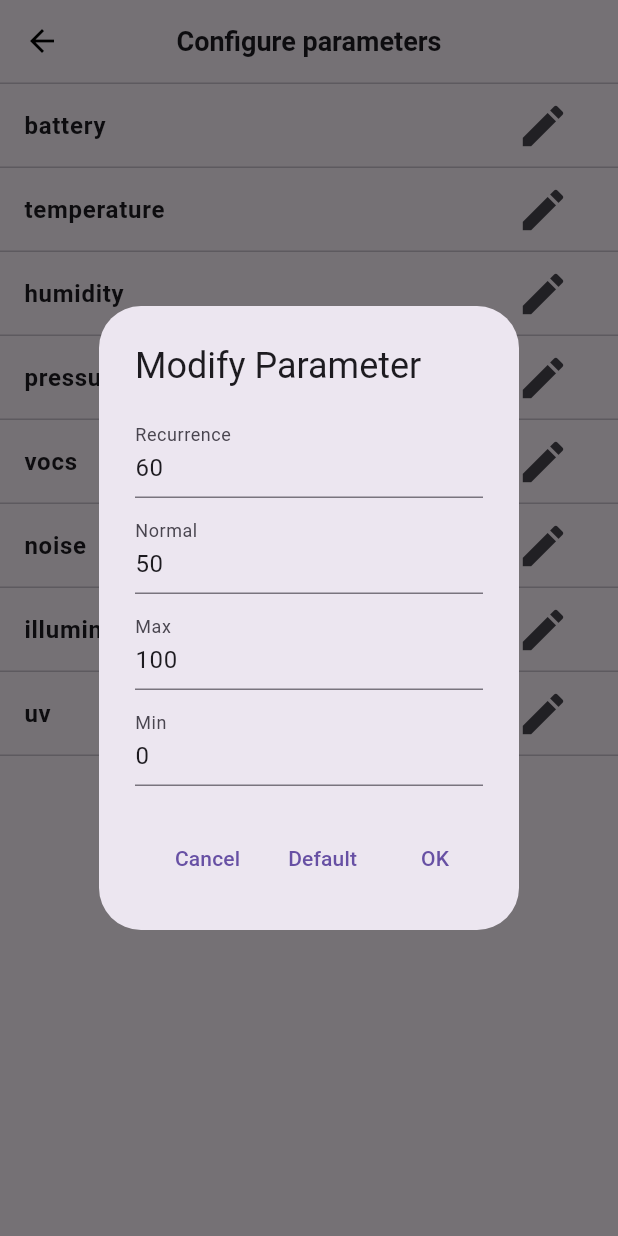
After one commit to Canti-IoT/Canti-Hub, a Flutter app: the ParametersPage screen opened directly, after a tap on the "edit" icon, on a phone screen of 412 x 824 dp. The commit adds this screen. Run offline on Flutter 3.47's test engine with Material 3 defaults, Android fonts, the phone set to English and light mode, and no system bars; our stand-ins replace syncfusion_flutter_gauges, syncfusion_flutter_sliders; missing offline and left inert: flutter_octicons, syncfusion_flutter_core; generated files the repository leaves out were written again.

Commit message:
feat: add parameters configuration page

```diff
--- a/lib/l10n/app_en.arb
+++ b/lib/l10n/app_en.arb
@@ -11,6 +11,8 @@
   "settings_wifi" : "Wi-Fi Settings",
   "settings_mqtt" : "MQTT Settings",
 
+  "parameters_configuration": "Configure parameters",
+
   "@_ALARMS": {},
   "alarms_config": "Alarms Configuration",
   "alarms_add_parameter": "Add Parameter",
--- /dev/null
+++ b/lib/pages/parameters_page/detail_widget.dart
@@ -0,0 +1,128 @@
+import 'package:canti_hub/common/parameters.dart';
+import 'package:flutter/material.dart';
+
+class DetailWidget extends StatelessWidget {
+  final Parameter parameter;
+
+  const DetailWidget({
+    required this.parameter,
+  });
+
+  @override
+  Widget build(BuildContext context) {
+    return Column(
+      children: [
+        ListTile(
+          title: Column(
+            crossAxisAlignment: CrossAxisAlignment.start,
+            mainAxisAlignment: MainAxisAlignment.center,
+            children: [
+              Text(
+                parameter.name,
+                style: TextStyle(fontWeight: FontWeight.bold),
+              ),
+            ],
+          ),
+          trailing: Row(
+            mainAxisSize: MainAxisSize.min,
+            children: [
+              IconButton(
+                icon: Icon(Icons.edit),
+                iconSize: 36,
+                onPressed: () => _showPopup(context),
+              ),
+            ],
+          ),
+        ),
+        Divider(height: 0),
+      ],
+    );
+  }
+
+  Future<void> _showPopup(BuildContext context) async {
+    String recurrence = parameter.recurrence.toString();
+    String normal = parameter.normal.toString();
+    String min = parameter.min.toString();
+    String max = parameter.max.toString();
+
+    await showDialog(
+      context: context,
+      builder: (BuildContext context) {
+        return AlertDialog(
+          title: Text("Modify Parameter"),
+          content: SingleChildScrollView(
+            child: Column(
+              crossAxisAlignment: CrossAxisAlignment.start,
+              mainAxisSize: MainAxisSize.min,
+              children: [
+                TextFormField(
+                  keyboardType: TextInputType.number,
+                  initialValue: recurrence,
+                  onChanged: (value) {
+                    recurrence = value;
+                  },
+                  decoration: InputDecoration(labelText: "Recurrence"),
+                ),
+                SizedBox(height: 8.0),
+                TextFormField(
+                  keyboardType: TextInputType.number,
+                  initialValue: normal,
+                  onChanged: (value) {
+                    normal = value;
+                  },
+                  decoration: InputDecoration(labelText: "Normal"),
+                ),
+                SizedBox(height: 8.0),
+                TextFormField(
+                  keyboardType: TextInputType.number,
+                  initialValue: max,
+                  onChanged: (value) {
+                    max = value;
+                  },
+                  decoration: InputDecoration(labelText: "Max"),
+                ),
+                SizedBox(height: 8.0),
+                TextFormField(
+                  keyboardType: TextInputType.number,
+                  initialValue: min,
+                  onChanged: (value) {
+                    min = value;
+                  },
+                  decoration: InputDecoration(labelText: "Min"),
+                ),
+              ],
+            ),
+          ),
+          actions: <Widget>[
+            TextButton(
+              onPressed: () {
+                Navigator.of(context).pop();
+              },
+              child: Text('Cancel'),
+            ),
+            TextButton(
+              onPressed: () {
+                Navigator.of(context).pop();
+              },
+              child: Text('Default'),
+            ),
+            TextButton(
+              onPressed: () {
+                // Perform actions with the updated parameter here
+                print("Updated Parameter:");
+                print("Recurrence: $recurrence");
+                print("Normal: $normal");
+                print("Max: $max");
+                print("Min: $min");
+
+                // Close the dialog
+                Navigator.of(context).pop();
+              },
+              child: Text('OK'),
+            ),
+          ],
+        );
+      },
+    );
+  }
+}
--- /dev/null
+++ b/lib/pages/parameters_page/parameters_page.dart
@@ -0,0 +1,37 @@
+import 'package:canti_hub/pages/parameters_page/detail_widget.dart';
+import 'package:canti_hub/providers/parameters_provicer.dart';
+import 'package:flutter/material.dart';
+import 'package:flutter_gen/gen_l10n/app_localizations.dart';
+import 'package:canti_hub/pages/common/custom_app_bar.dart';
+
+import 'package:provider/provider.dart'; // Import provider package
+
+class ParametersPage extends StatelessWidget {
+  const ParametersPage({
+    Key? key,
+  }) : super(key: key);
+
+  @override
+  Widget build(BuildContext context) {
+    var localisation = AppLocalizations.of(context);
+
+    var parametersProvider = context.watch<ParametersProvider>();
+
+    return Scaffold(
+      appBar: CustomAppBar(
+        leftIcon: Icons.arrow_back,
+        title: localisation!.parameters_configuration,
+        onLeftIconPressed: () {
+          Navigator.of(context).pop();
+        },
+      ),
+      body: ListView(
+        children: parametersProvider.parameters.map((parameter) {
+          return DetailWidget(
+            parameter: parameter,
+          );
+        }).toList(),
+      ),
+    );
+  }
+}
--- a/lib/pages/settings_page/settings_page.dart
+++ b/lib/pages/settings_page/settings_page.dart
@@ -35,9 +35,9 @@ class SettingsPage extends StatelessWidget {
           ToggleSetting(
               label: localisation.settings_firmware_update, initialValue: true),
           NestedSetting(
-              label: localisation.settings_default_recurrence,
+              label: localisation.parameters_configuration,
               page: NestedSettingsPage(
-                  pageTitle: localisation.settings_default_recurrence,
+                  pageTitle: localisation.parameters_configuration,
                   pageType: SettingsType.recurrence)),
           NestedSetting(
               label: localisation.settings_wifi,
```
